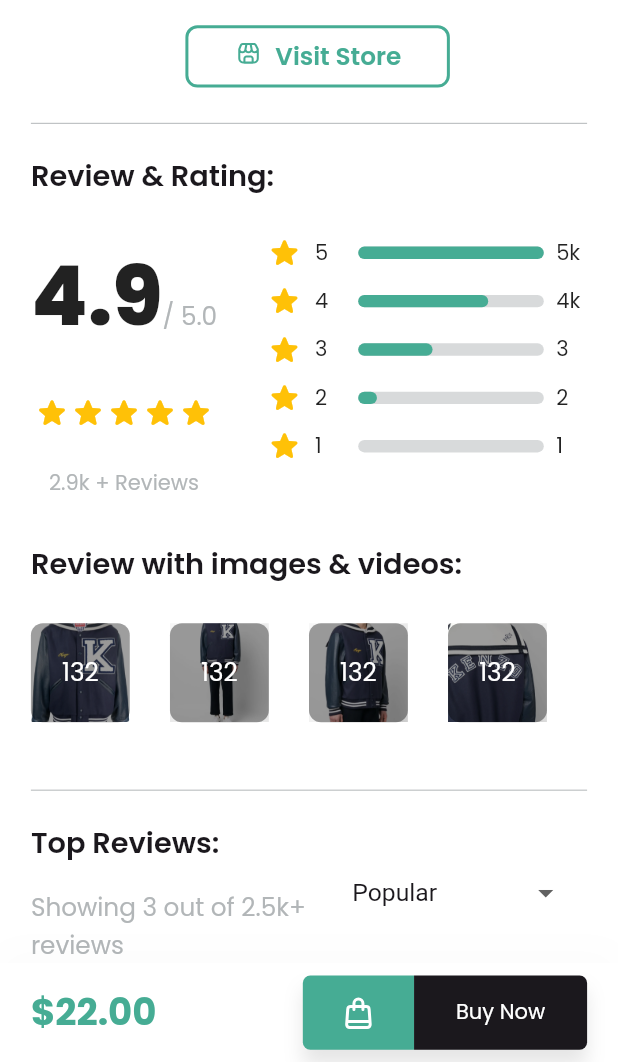
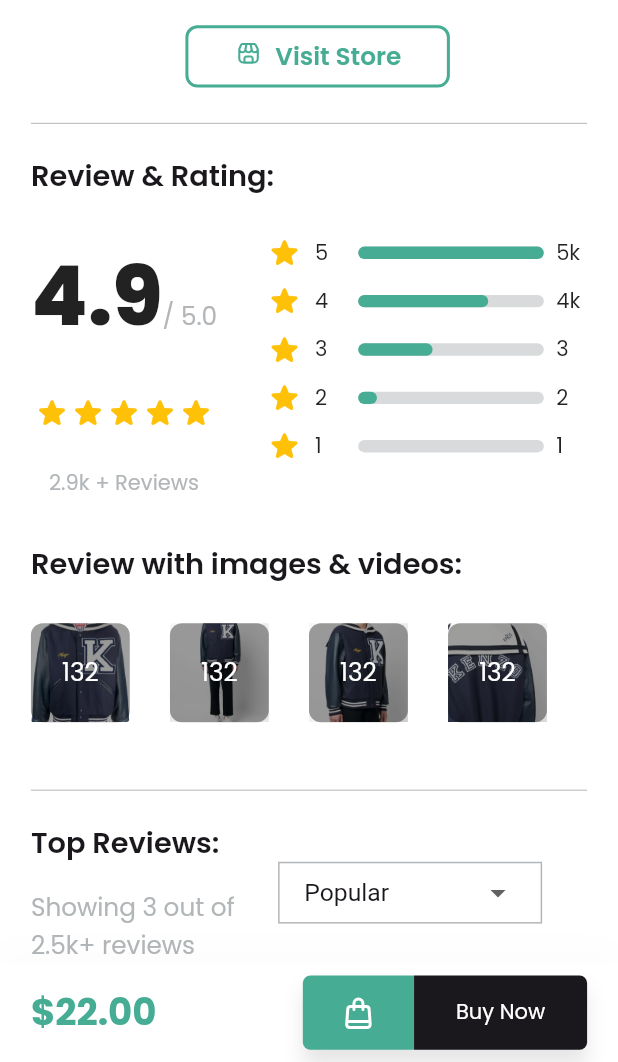
Before and after one commit to SolomonAbuh/E-Commerce-UI-Animation, a Flutter app: the ProductDetailsScreen screen opened directly with sample values from the repository, scrolled down 1309 dp, on a phone screen of 412 x 824 dp, the part 174-1236 px from its top. Run offline on Flutter 3.47's test engine with Material 2 defaults, Android fonts, the light colour scheme and no system bars; drawn by our look-alikes of flutter_animate; our stand-ins replace carousel_slider, flutter_svg, google_fonts, sizer.

Commit message:
update on top_review.dart 🛠

```diff
--- a/lib/widgets/top_review.dart
+++ b/lib/widgets/top_review.dart
@@ -27,7 +27,7 @@ class TopReviews extends StatelessWidget {
                 ),
                 spaceV(2.h),
                 SizedBox(
-                  width: 52.w,
+                  width: 40.w,
                   child: Text(
                     'Showing 3 out of 2.5k+ reviews',
                     style: AppTextStyles.smallTextLight,
@@ -39,9 +39,12 @@ class TopReviews extends StatelessWidget {
               alignment: Alignment.centerLeft,
               child: Container(
                 height: 5.h,
+                padding: EdgeInsets.symmetric(horizontal: 2.h),
                 decoration: BoxDecoration(
-                  color: Colors.white,
-                ),
+                    color: Colors.white,
+                    border: Border.all(
+                      color: AppColors.greyLight,
+                    )),
                 child: DropdownButtonHideUnderline(
                   child: DropdownButton<String>(
                     focusColor: AppColors.white,
```
